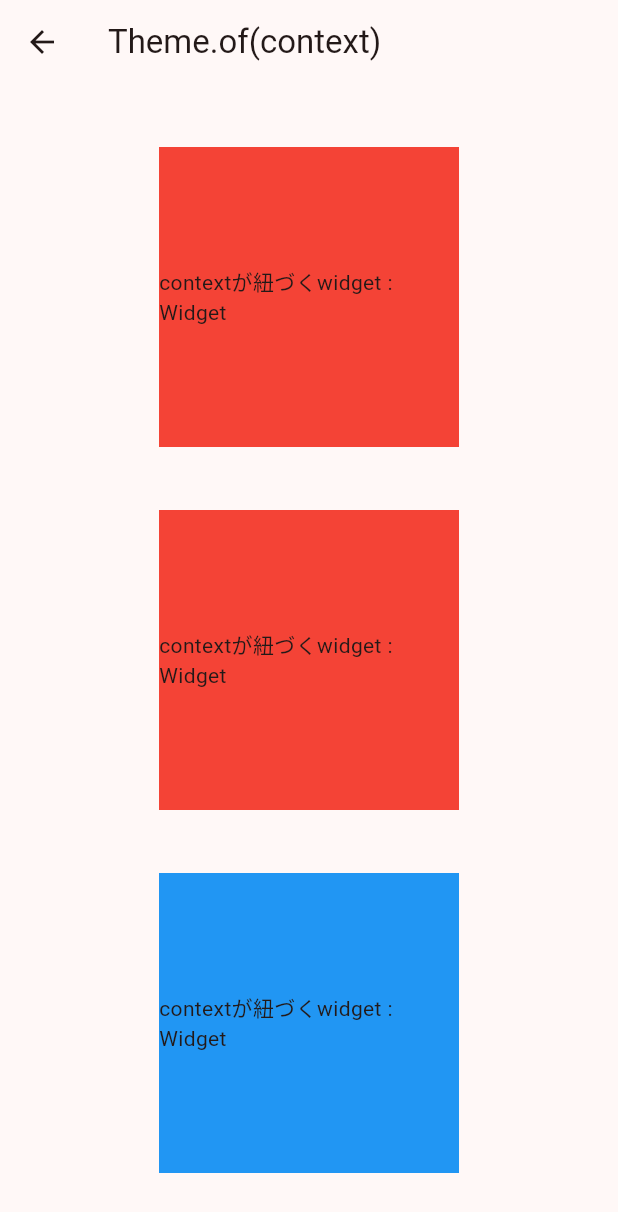
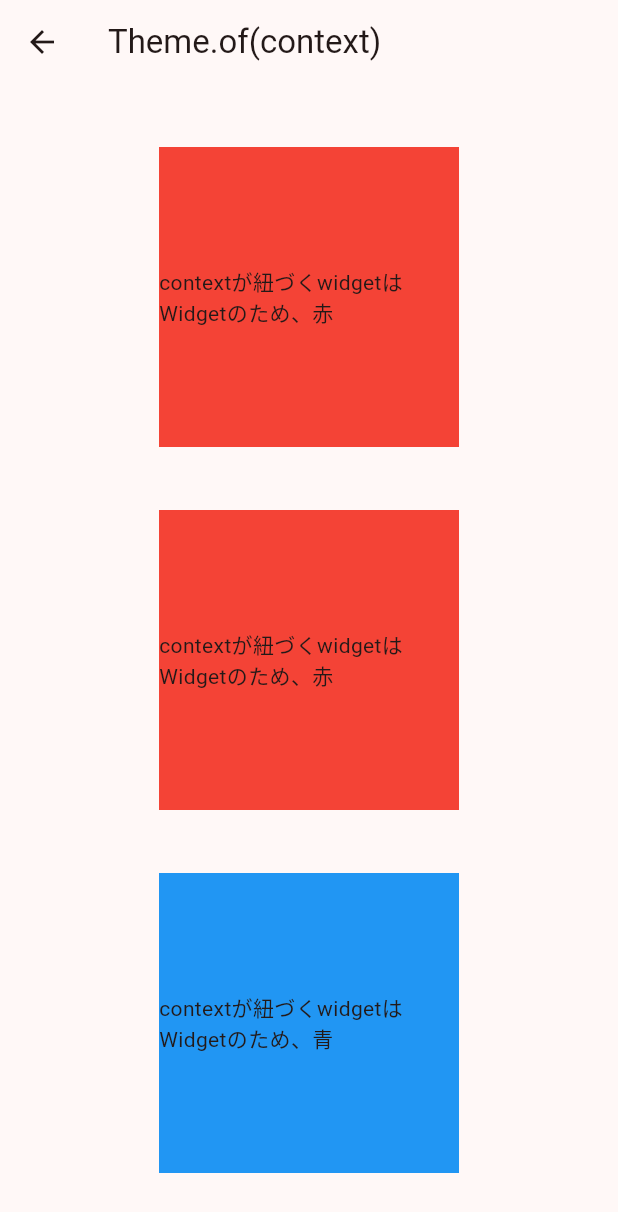
Before and after one commit to rizchi17/flutter_buildcontext, a Flutter app: the ThemeOfContextPage screen opened directly, on a phone screen of 412 x 824 dp. Shown: the top 1212 px of the screen. Run offline on Flutter 3.47's test engine with Material 3 defaults, Android fonts, the phone set to English and light mode, and no system bars.

Commit message:
紐づくcontextの説明を追加

```diff
--- a/lib/theme_of_context_page.dart
+++ b/lib/theme_of_context_page.dart
@@ -18,7 +18,7 @@ class ThemeOfContextPage extends StatelessWidget {
               // この context はbuild関数の引数なので、
               // -> red
               color: Theme.of(context).primaryColor,
-              child: Text('contextが紐づくwidget : ${context.widget.toString()}'),
+              child: Text('contextが紐づくwidgetは${context.widget.toString()}のため、赤'),
             ),
             Theme(
               data: ThemeData(primaryColor: Colors.blue),
@@ -30,7 +30,7 @@ class ThemeOfContextPage extends StatelessWidget {
                 // この context はbuild関数の引数なので、
                 // Theme で primaryColor 指定してるけれど使用されるのは
                 // -> red
-                child: Text('contextが紐づくwidget : ${context.widget.toString()}'),
+                child: Text('contextが紐づくwidgetは${context.widget.toString()}のため、赤'),
               ),
             ),
             Theme(
@@ -44,7 +44,7 @@ class ThemeOfContextPage extends StatelessWidget {
                     // この context は Builder で新しく作られた BuildContextなので、
                     // -> blue
                     color: Theme.of(context).primaryColor,
-                    child: Text('contextが紐づくwidget : ${context.widget.toString()}'),
+                    child: Text('contextが紐づくwidgetは${context.widget.toString()}のため、青'),
                   );
                 },
               ),
```
